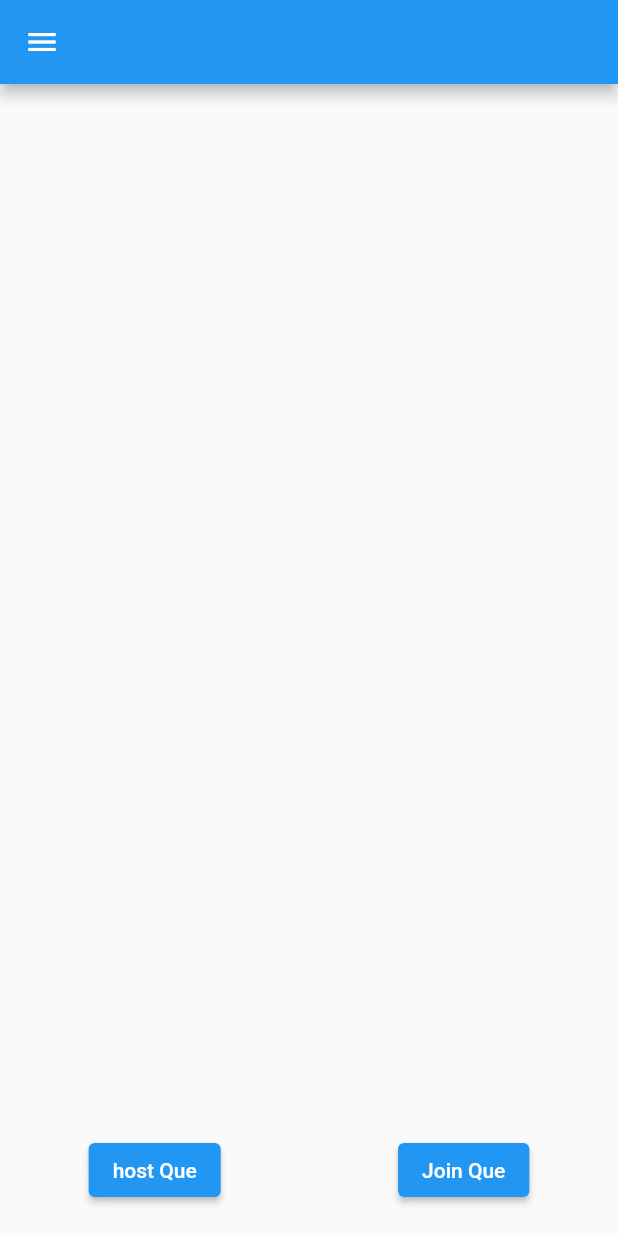
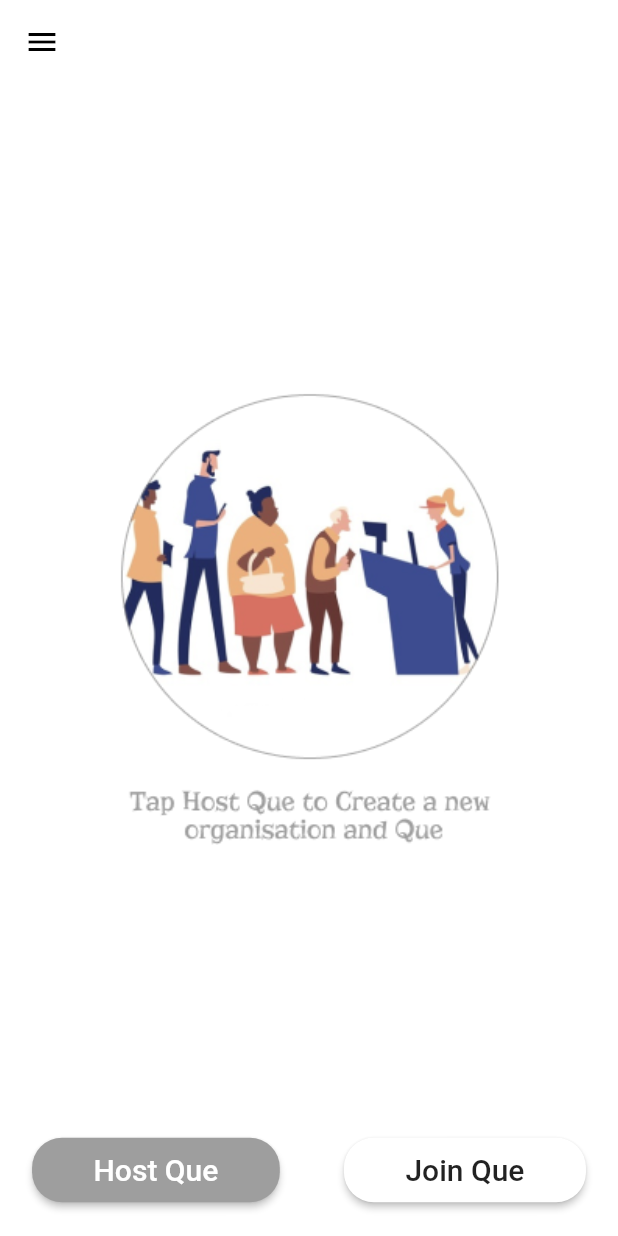
Before and after one commit to gecwayanad/Qtoken, a Flutter app: the HomePage screen opened directly, on a phone screen of 412 x 824 dp. Run offline on Flutter 3.47's test engine with Material 2 defaults, Android fonts, the light colour scheme and no system bars; our stand-ins replace cloud_firestore, firebase_auth, firebase_core, google_fonts, shared_preferences; accounts and stored records are empty; Roboto replaces fonts that are missing (Padauk).

Commit message:
ui updated

```diff
--- a/lib/screens/home.dart
+++ b/lib/screens/home.dart
@@ -6,8 +6,7 @@ import 'package:qtoken/screens/hostque.dart';
 import 'package:qtoken/screens/joineData.dart';
 
 import 'package:qtoken/screens/sighin.dart';
-
-
+import 'package:google_fonts/google_fonts.dart';
 
 String FinalEmail;
 
@@ -17,64 +16,77 @@ class HomePage extends StatefulWidget {
 }
 
 class _HomePageState extends State<HomePage> {
-
   final _auth = FirebaseAuth.instance;
   List<Widget> addedlist = [];
-  Widget addedwid(String mainheading, String discription){
-    return Column(children: [
-      Text(mainheading),
-      Text(discription)
+  Widget addedwid(String mainheading, String discription) {
+    return Column(
+      children: [Text(mainheading), Text(discription)],
+    );
+  }
 
-    ],);
-  }
   @override
   void initState() {
     super.initState();
     // fetchData();
-
   }
   // fetchData()async{
   //   dynamic resultant = await DatabaseManager().receiveData();
   // }
 
-
   @override
   Widget build(BuildContext context) {
     return Scaffold(
         appBar: AppBar(
-
+          backgroundColor: Colors.white,
+          bottomOpacity: 0.0,
+          elevation: 0.0,
         ),
         drawer: Drawer(
-
             elevation: 1,
-        child:
-        Column(
+            child: Column(
               mainAxisAlignment: MainAxisAlignment.spaceAround,
               children: [
                 Container(
                   width: 200,
                   padding: EdgeInsets.symmetric(horizontal: 10),
-            child: ElevatedButton(child: Text("LogOut", style: TextStyle(fontSize: 20),),
-            onPressed: ()async{
+                  child: ElevatedButton(
+                    child: Text(
+                      "LogOut",
+                      style: TextStyle(fontSize: 20),
+                    ),
+                    onPressed: () async {
                       await FirebaseAuth.instance.signOut();
-                Navigator.of(context).pushReplacement(MaterialPageRoute(builder:(context) => SignIn()));
+                      Navigator.of(context).pushReplacement(
+                          MaterialPageRoute(builder: (context) => SignIn()));
                     },
-            ),),
+                  ),
+                ),
                 Container(
                   width: 200,
                   padding: EdgeInsets.symmetric(horizontal: 10),
-            child: ElevatedButton(child: Text("About Us", style: TextStyle(fontSize: 20),),
-            onPressed: (){
+                  child: ElevatedButton(
+                    child: Text(
+                      "About Us",
+                      style: TextStyle(fontSize: 20),
+                    ),
+                    onPressed: () {
                       print("hi");
                     },
                   ),
                 ),
-          Text("Copyrights@icpro", ),
+                Text(
+                  "Copyrights@icpro",
+                ),
               ],
-      )
-      ),
-      body: Padding(
-        padding: const EdgeInsets.only(bottom:20),
+            )),
+        body: Container(
+            decoration: BoxDecoration(
+                image: DecorationImage(
+              image: AssetImage('asset/images/background.png'),
+              fit: BoxFit.cover,
+            )),
+            child: Padding(
+              padding: const EdgeInsets.only(bottom: 20),
               child: Column(
                 mainAxisAlignment: MainAxisAlignment.end,
                 children: [
@@ -82,24 +94,44 @@ class _HomePageState extends State<HomePage> {
                     child: Row(
                       mainAxisAlignment: MainAxisAlignment.spaceAround,
                       children: [
-                  ElevatedButton(
-                    onPressed: (){
-                      Navigator.push(context, MaterialPageRoute(builder: (_)=> HostDetails()));
+                        RaisedButton(
+                            shape: RoundedRectangleBorder(
+                                borderRadius: BorderRadius.circular(20)),
+                            color: Colors.grey,
+                            onPressed: () {
+                              Navigator.push(
+                                  context,
+                                  MaterialPageRoute(
+                                      builder: (_) => HostDetails()));
                             },
-                    child: Text("host Que")
-                    ),
-                    ElevatedButton(
-                    onPressed: (){
-                      Navigator.push(context, MaterialPageRoute(builder: (_)=> JoineData()));
+                            child: Padding(
+                              padding: EdgeInsets.symmetric(
+                                  horizontal: 25, vertical: 10),
+                              child: Text("Host Que",
+                                  style: GoogleFonts.padauk(
+                                      fontSize: 20, color: Colors.white)),
+                            )),
+                        RaisedButton(
+                            shape: RoundedRectangleBorder(
+                                borderRadius: BorderRadius.circular(20)),
+                            color: Colors.white,
+                            onPressed: () {
+                              Navigator.push(
+                                  context,
+                                  MaterialPageRoute(
+                                      builder: (_) => JoineData()));
                             },
-                    child: Text("Join Que")
-                    )
+                            child: Padding(
+                              padding: EdgeInsets.symmetric(
+                                  horizontal: 25, vertical: 10),
+                              child: Text("Join Que",
+                                  style: GoogleFonts.padauk(fontSize: 20)),
+                            ))
                       ],
                     ),
                   ),
                 ],
               ),
-      )
-    );
+            )));
   }
 }
--- a/pubspec.yaml
+++ b/pubspec.yaml
@@ -52,8 +52,8 @@ flutter:
   uses-material-design: true
 
   # To add assets to your application, add an assets section, like this:
-  # assets:
-  #   - images/a_dot_burr.jpeg
+  assets:
+    - asset/images/
   #   - images/a_dot_ham.jpeg
 
   # An image asset can refer to one or more resolution-specific "variants", see
```
Also changed, not shown: lib/main.dart (+4 -3 lines), asset/images/background.png (added). Lines whose indentation alone changed are shown as unchanged.
